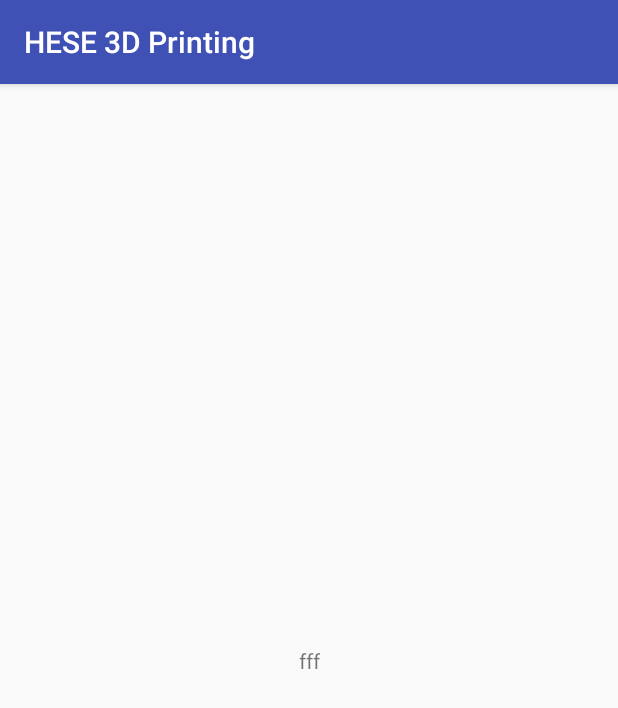
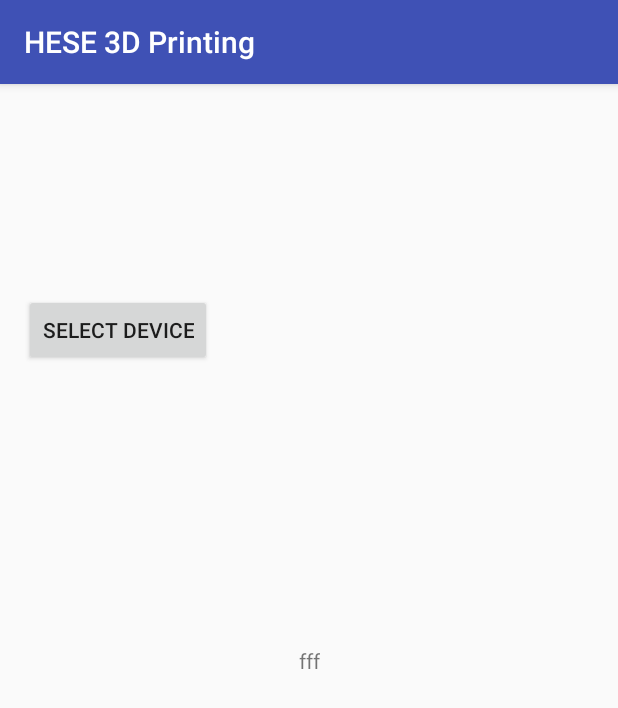
Before and after one commit to cmgoewert/HESE3DPrinting, an Android app: the screen it shows after launch (MainActivity), on a phone screen of 412 x 824 dp. Shown: the top 708 px of the screen. Run offline under Robolectric (Android 15) with nearby library versions, the phone set to English and light mode, and no system bars; our stand-ins replace Firebase (no records; nobody signed in at launch, a user with empty details on screens opened directly); 1 statement that could not run was skipped.

Commit message:
Got bluetooth selection working, trying to create the process to connect the selected device to our app.

```diff
--- a/app/src/main/AndroidManifest.xml
+++ b/app/src/main/AndroidManifest.xml
@@ -18,4 +18,6 @@
         </activity>
     </application>
 
+    <uses-permission android:name="android.permission.BLUETOOTH" />
+
 </manifest>
--- a/app/src/main/java/com/example/cmgoe/hese3dprinting/MainActivity.java
+++ b/app/src/main/java/com/example/cmgoe/hese3dprinting/MainActivity.java
@@ -1,9 +1,23 @@
 package com.example.cmgoe.hese3dprinting;
 
+import android.app.Dialog;
+import android.bluetooth.BluetoothAdapter;
+import android.bluetooth.BluetoothDevice;
+import android.content.Intent;
 import android.support.annotation.NonNull;
+import android.support.v7.app.ActionBar;
+import android.support.v7.app.AlertDialog;
 import android.support.v7.app.AppCompatActivity;
 import android.os.Bundle;
+import android.util.Log;
+import android.view.View;
+import android.widget.AdapterView;
+import android.widget.ArrayAdapter;
+import android.widget.Button;
+import android.widget.ListView;
+import android.widget.Spinner;
 import android.widget.TextView;
+import android.widget.Toast;
 
 import com.google.android.gms.tasks.OnFailureListener;
 import com.google.android.gms.tasks.OnSuccessListener;
@@ -11,15 +25,23 @@ import com.google.firebase.storage.FirebaseStorage;
 import com.google.firebase.storage.StorageMetadata;
 import com.google.firebase.storage.StorageReference;
 
+import java.util.ArrayList;
+import java.util.Set;
+
 public class MainActivity extends AppCompatActivity {
     String fileInfoString = "fff";
     StorageMetadata theMetadata = null;
+    static final int REQUEST_BT_ENABLE = 1;
+    BluetoothAdapter mBluetoothAdapter;
+    ArrayList<BluetoothDevice> deviceList;
+    Button connectButton;
+    BluetoothDevice selectedDevice;
 
     @Override
     protected void onCreate(Bundle savedInstanceState) {
         FirebaseStorage storage = FirebaseStorage.getInstance();
         StorageReference ref = storage.getReference();
-
+        deviceList = new ArrayList<BluetoothDevice>();
 
         StorageReference model = ref.child("/jigsaw-curved_phallic.STL");
 
@@ -34,10 +56,60 @@ public class MainActivity extends AppCompatActivity {
         System.out.println();
 
 
+        //Enable bluetooth adapter
+        mBluetoothAdapter = BluetoothAdapter.getDefaultAdapter();
+        if (mBluetoothAdapter == null){
+            Toast.makeText(this, "This device does not support Bluetooth", Toast.LENGTH_LONG).show();
+        }else{
+            //Checks if bluetooth is enabled and enables it if it's not enabled
+            if(!mBluetoothAdapter.isEnabled()){
+                Intent bluetoothStartIntent = new Intent(BluetoothAdapter.ACTION_REQUEST_ENABLE);
+                startActivityForResult(bluetoothStartIntent, REQUEST_BT_ENABLE);
+            }
+        }
+
+
+        //Finds list of connected devices, adds devices to ArrayList
+        Set<BluetoothDevice> pairedDevices = mBluetoothAdapter.getBondedDevices();
+         if(pairedDevices.size()> 0){
+             for(BluetoothDevice device : pairedDevices){
+                 deviceList.add(device);
+                 Log.i("Device Found: ", device.getName());
+             }
+         }
+
+
+
         super.onCreate(savedInstanceState);
         setContentView(R.layout.activity_main);
+
+        connectButton = (Button) findViewById(R.id.connect_button);
+        connectButton.setOnClickListener(new View.OnClickListener() {
+            @Override
+            public void onClick(View view) {
+                selectDevice();
+            }
+        });
 
         TextView fileInfo = (TextView)findViewById(R.id.fileInfo);
         fileInfo.setText(fileInfoString);
     }
+
+
+    private void selectDevice(){
+        Dialog dlg = new Dialog(this);
+        ListView listView = new ListView(this);
+        final String [] deviceNames = new String[deviceList.size()];
+        for (int i =0; i<deviceList.size(); i++){
+            deviceNames[i] = deviceList.get(i).getName();
+        }
+        listView.setAdapter(new ArrayAdapter<String>(this, android.R.layout.simple_list_item_1, deviceNames));
+        listView.setOnItemClickListener(new AdapterView.OnItemClickListener() {public void onItemClick(AdapterView<?> parent, View view, int position, long id){
+            Log.i("Device Selected: ", deviceNames[position]);
+            selectedDevice = deviceList.get(position);
+
+        }});
+        dlg.setContentView(listView);
+        dlg.show();
+    }
 }
--- a/app/src/main/res/layout/activity_main.xml
+++ b/app/src/main/res/layout/activity_main.xml
@@ -13,7 +13,11 @@
         app:layout_constraintBottom_toBottomOf="parent"
         app:layout_constraintLeft_toLeftOf="parent"
         app:layout_constraintRight_toRightOf="parent"
-        app:layout_constraintTop_toTopOf="parent" />
+        app:layout_constraintTop_toTopOf="parent"
+        tools:layout_constraintTop_creator="1"
+        tools:layout_constraintRight_creator="1"
+        tools:layout_constraintBottom_creator="1"
+        tools:layout_constraintLeft_creator="1" />
 
     <TextView
         android:layout_width="wrap_content"
@@ -22,6 +26,23 @@
         app:layout_constraintBottom_toBottomOf="parent"
         app:layout_constraintLeft_toLeftOf="parent"
         app:layout_constraintRight_toRightOf="parent"
-        app:layout_constraintTop_toTopOf="parent" />
+        app:layout_constraintTop_toTopOf="parent"
+        tools:layout_constraintTop_creator="1"
+        tools:layout_constraintRight_creator="1"
+        tools:layout_constraintBottom_creator="1"
+        tools:layout_constraintLeft_creator="1" />
+
+    <Button
+        android:id="@+id/connect_button"
+        android:layout_width="wrap_content"
+        android:layout_height="wrap_content"
+        android:text="Select Device"
+        tools:layout_constraintTop_creator="1"
+        android:layout_marginStart="16dp"
+        android:layout_marginTop="140dp"
+        tools:layout_constraintLeft_creator="1"
+        app:layout_constraintLeft_toLeftOf="parent"
+        app:layout_constraintTop_toTopOf="parent"
+        android:layout_marginLeft="232dp" />
 
 </android.support.constraint.ConstraintLayout>
--- a/app/src/main/res/values/strings.xml
+++ b/app/src/main/res/values/strings.xml
@@ -1,3 +1,4 @@
 <resources>
     <string name="app_name">HESE 3D Printing</string>
+    <string name="device_picker_title">Select your printer</string>
 </resources>
```
Also changed, not shown: app/src/main/java/com/example/cmgoe/hese3dprinting/BluetoothService.java (added, +72 -0 lines).
